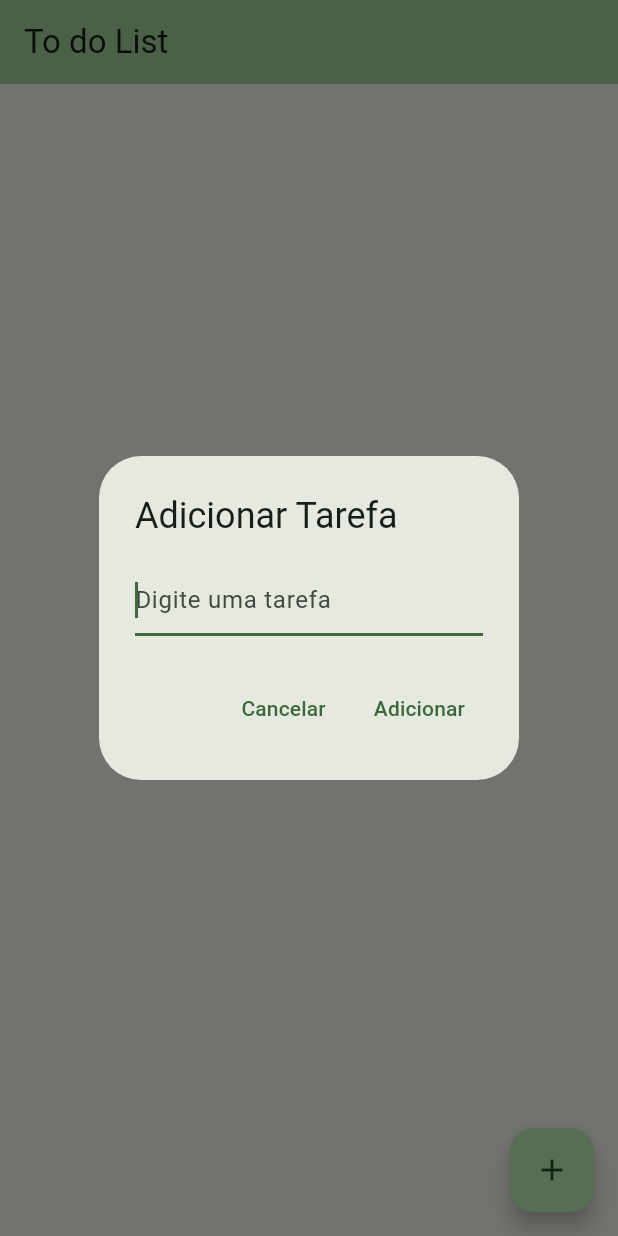
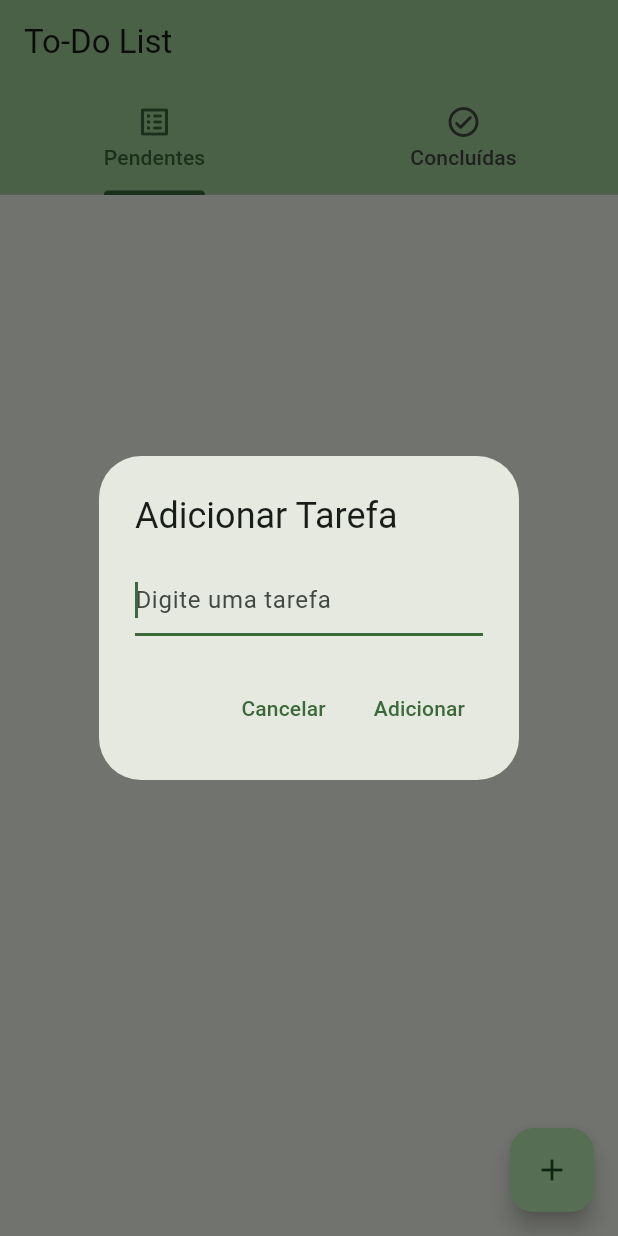
Before and after one commit to PedrokiDev/toDoList, a Flutter app: the screen it shows after launch, after a tap on the "add" icon, on a phone screen of 412 x 824 dp. Run offline on Flutter 3.47's test engine with Material 3 defaults, Android fonts, the phone set to English and light mode, and no system bars; our stand-ins replace sqflite; accounts and stored records are empty.

Commit message:
feat(ui): Implemente UI com abas para tarefas pendentes e concluídas.

```diff
--- a/lib/database_helper.dart
+++ b/lib/database_helper.dart
@@ -6,11 +6,8 @@ import 'task_model.dart';
 
 class DatabaseHelper {
   static final DatabaseHelper _instance = DatabaseHelper._internal();
-
   factory DatabaseHelper() => _instance;
-
   DatabaseHelper._internal();
-
   static Database? _database;
 
   Future<Database> get database async {
@@ -22,8 +19,12 @@ class DatabaseHelper {
   Future<Database> _initDb() async {
     Directory documentsDirectory = await getApplicationDocumentsDirectory();
     String path = p.join(documentsDirectory.path, 'tasks.db');
-
-    return await openDatabase(path, version: 1, onCreate: _onCreate);
+    return await openDatabase(
+        path,
+        version: 2,
+        onCreate: _onCreate,
+        onUpgrade: _onUpgrade,
+    );
   }
 
   Future<void> _onCreate(Database db, int version) async {
@@ -31,10 +32,18 @@ class DatabaseHelper {
       CREATE TABLE tasks (
         id INTEGER PRIMARY KEY AUTOINCREMENT,
         text TEXT NOT NULL,
-        isDone INTEGER NOT NULL DEFAULT 0
+        isDone INTEGER NOT NULL DEFAULT 0,
+        completionDate TEXT NULL
       )
     ''');
-    print("Banco de dados e tabela 'tasks' criados!");
+  }
+
+  Future<void> _onUpgrade(Database db, int oldVersion, int newVersion) async {
+    if (oldVersion < 2) {
+      await db.execute("ALTER TABLE tasks ADD COLUMN completionDate TEXT NULL");
+      print("Tabela 'tasks' atualizada para v$newVersion: coluna completionDate adicionada");
+    }
+    //Caso haja futuras atualizações de schema(versão 3..4..) adicione mais blocos if aqui ou encontre melhor forma de otimizar o código.
   }
 
   Future<int> insertTask(Task task) async {
--- a/lib/main.dart
+++ b/lib/main.dart
@@ -32,22 +32,35 @@ class MyApp extends StatelessWidget {
   }
 }
 
-class TasksScreen extends StatelessWidget {
-  const TasksScreen({super.key});
+enum TaskListType { pending, completed }
+
+class TasksListView extends StatelessWidget {
+  final TaskListType listType;
+
+  const TasksListView({required this.listType, super.key});
 
   @override
   Widget build(BuildContext context) {
     final tasksProvider = context.watch<TasksProvider>();
-    final List<Task> tasks = tasksProvider.tasks;
 
-    print("Construindo TasksScreen: ${tasks.length} tarefas do provider");
+    final List<Task> tasks =
+        listType == TaskListType.pending
+            ? tasksProvider.pendingTasks
+            : tasksProvider.recentCompletedTasks;
 
-    return Scaffold(
-      appBar: AppBar(
-        title: const Text('To do List'),
-        backgroundColor: Theme.of(context).colorScheme.inversePrimary,
+    if (tasks.isEmpty) {
+      return Center(
+        child: Text(
+          listType == TaskListType.pending
+              ? 'Nenhuma tarefa pendente. \nAdicione uma no botão +'
+              : 'Nenhuma tarefa concluída recentemente.',
+          textAlign: TextAlign.center,
+          style: TextStyle(fontSize: 16, color: Colors.grey[600]),
         ),
-      body: ListView.builder(
+      );
+    }
+
+    return ListView.builder(
       itemCount: tasks.length,
       itemBuilder: (context, index) {
         final Task currentTask = tasks[index];
@@ -80,15 +93,13 @@ class TasksScreen extends StatelessWidget {
                       actions: <Widget>[
                         TextButton(
                           child: Text('Cancelar'),
-                            onPressed: () {
-                              Navigator.of(dialogContext).pop();
-                            },
+                          onPressed: () => Navigator.of(dialogContext).pop(),
                         ),
                         TextButton(
                           child: Text('Excluir'),
                           onPressed: () {
                             Navigator.of(dialogContext).pop();
-                              context.read<TasksProvider>().deleteTask(
+                            context.read<TasksProvider>().deleteTaskById(
                               currentTask.id!,
                             );
                           },
@@ -102,6 +113,37 @@ class TasksScreen extends StatelessWidget {
           ),
         );
       },
+    );
+  }
+}
+
+class TasksScreen extends StatelessWidget {
+  const TasksScreen({super.key});
+
+  @override
+  Widget build(BuildContext context) {
+    return DefaultTabController(
+      length: 2,
+      child: Scaffold(
+        appBar: AppBar(
+          title: const Text('To-Do List'),
+          backgroundColor: Theme.of(context).colorScheme.inversePrimary,
+
+          bottom: const TabBar(
+            tabs: [
+              Tab(icon: Icon(Icons.list_alt_rounded), text: 'Pendentes'),
+              Tab(
+                icon: Icon(Icons.check_circle_outline_rounded),
+                text: 'Concluídas',
+              ),
+            ],
+          ),
+        ),
+        body: TabBarView(
+          children: [
+            TasksListView(listType: TaskListType.pending),
+            TasksListView(listType: TaskListType.completed),
+          ],
         ),
         floatingActionButton: Builder(
           builder: (BuildContext fabContext) {
@@ -174,6 +216,7 @@ class TasksScreen extends StatelessWidget {
             );
           },
         ),
+      ),
     );
   }
 }
--- a/lib/task_model.dart
+++ b/lib/task_model.dart
@@ -2,11 +2,22 @@ class Task {
   final int? id;
   final String text;
   bool isDone;
+  DateTime? completionDate;
 
-  Task({this.id, required this.text, this.isDone = false});
+  Task({
+    this.id,
+    required this.text,
+    this.isDone = false,
+    this.completionDate,
+  });
 
   Map<String, dynamic> toMap() {
-    return {'id': id, 'text': text, 'isDone': isDone ? 1 : 0};
+    return {
+      'id': id,
+      'text': text,
+      'isDone': isDone ? 1 : 0,
+      'completionDate': completionDate?.toIso8601String(),
+    };
   }
 
   factory Task.fromMap(Map<String, dynamic> map) {
@@ -14,6 +25,7 @@ class Task {
       id: map['id'] as int?,
       text: map['text'] as String,
       isDone: (map['isDone'] as int) == 1,
+      completionDate: map['completionDate'] == null ? null : DateTime.tryParse(map['completionDate'] as String),
     );
   }
 }
--- a/lib/tasks_provider.dart
+++ b/lib/tasks_provider.dart
@@ -9,21 +9,38 @@ class TasksProvider extends ChangeNotifier {
 
   List<Task> get tasks => _tasks;
 
+  List<Task> get pendingTasks {
+    final pending = _tasks.where((task) => !task.isDone).toList();
+    print("TasksProvider: Getter pendingTasks chamado, ${pending.length} tarefas pendentes");
+    return pending;
+  }
+
+  List<Task> get recentCompletedTasks {
+    final thirtyDaysAgo = DateTime.now().subtract(const Duration(days: 30));
+
+    final completedRecently = _tasks.where((task) {
+      if (!task.isDone || task.completionDate == null) {
+        return false;
+      }
+      return task.completionDate!.isAfter(thirtyDaysAgo);
+    }).toList();
+
+      print("TasksProvider: Getter recentCompletedTasks chamado, ${completedRecently.length} tarefas concluídas recentemente.");
+      return completedRecently;
+  }
+
   Future<void> loadTasks() async {
     _tasks = await _dbHelper.getTasks();
-    print("TasksProvider: Tarefas carregadas, total: ${_tasks.length}");
     notifyListeners();
   }
 
   Future<void> addTask(String taskText) async {
     if (taskText.isEmpty) {
-      print("TasksProvider: Tentativa de adicionar tarefa com texto vazio");
       return;
     }
 
     final newTask = Task(text: taskText, isDone: false);
     await _dbHelper.insertTask(newTask);
-    print("TasksProvider: Nova tarefa '$taskText' inserida no banco.");
     await loadTasks();
   }
 
@@ -34,21 +51,24 @@ class TasksProvider extends ChangeNotifier {
       Task taskToUpdate = _tasks[taskIndex];
       taskToUpdate.isDone = newIsDoneStatus;
 
+      if (newIsDoneStatus == true) {
+        taskToUpdate.completionDate = DateTime.now();
+        print("TasksProvider: Tarefa ID $taskId marcada como concluída em ${taskToUpdate.completionDate}");
+      } else {
+        taskToUpdate.completionDate = null;
+        print("TasksProvider: Tarefa ID $taskId marcada como não concluída, completionDate zerada.");
+      }
+
       await _dbHelper.updateTask(taskToUpdate);
-      print(
-        "TaskProvider: Tarefa com ID $taskId atualizada no banco. Novo isDone: $newIsDoneStatus",
-      );
       await loadTasks();
     } else {
-      print(
-        "TaskProvider: Tarefa com ID $taskId não encontrada para atualizar o status.",
-      );
+      print("TasksProvider: Tarefa com ID $taskId não encontrada para atualizar o status");
+      await loadTasks();
     }
   }
 
-  Future<void> deleteTask(int taskId) async {
+  Future<void> deleteTaskById(int taskId) async {
     await _dbHelper.deleteTask(taskId);
-    print("TaskProvider: Tarefa com ID $taskId deletada do banco.");
     await loadTasks();
   }
 }
```
Lines whose indentation alone changed are shown as unchanged.
